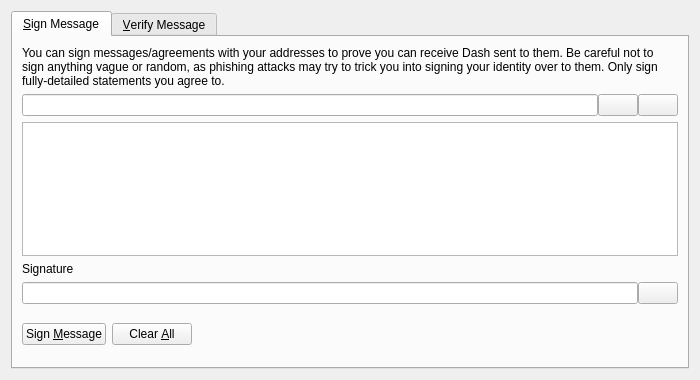
Before: the Qt Designer form src/qt/forms/signverifymessagedialog.ui in Dito24/MDClassic, drawn with Qt 5.
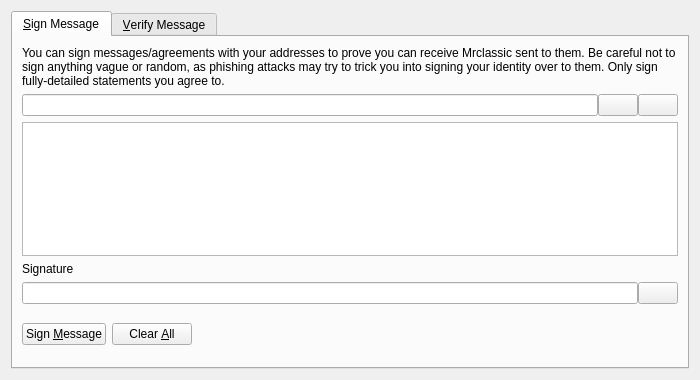
After: the same form once the commit is applied. Custom widgets are drawn as their Qt base class.

```diff
--- a/src/qt/forms/signverifymessagedialog.ui
+++ b/src/qt/forms/signverifymessagedialog.ui
@@ -30,7 +30,7 @@
        <item>
         <widget class="QLabel" name="infoLabel_SM">
          <property name="text">
-          <string>You can sign messages/agreements with your addresses to prove you can receive Dash sent to them. Be careful not to sign anything vague or random, as phishing attacks may try to trick you into signing your identity over to them. Only sign fully-detailed statements you agree to.</string>
+          <string>You can sign messages/agreements with your addresses to prove you can receive Mrclassic sent to them. Be careful not to sign anything vague or random, as phishing attacks may try to trick you into signing your identity over to them. Only sign fully-detailed statements you agree to.</string>
          </property>
          <property name="textFormat">
           <enum>Qt::PlainText</enum>
```
Left out of the diff: 10 changed lines with no effect on the pictures.
